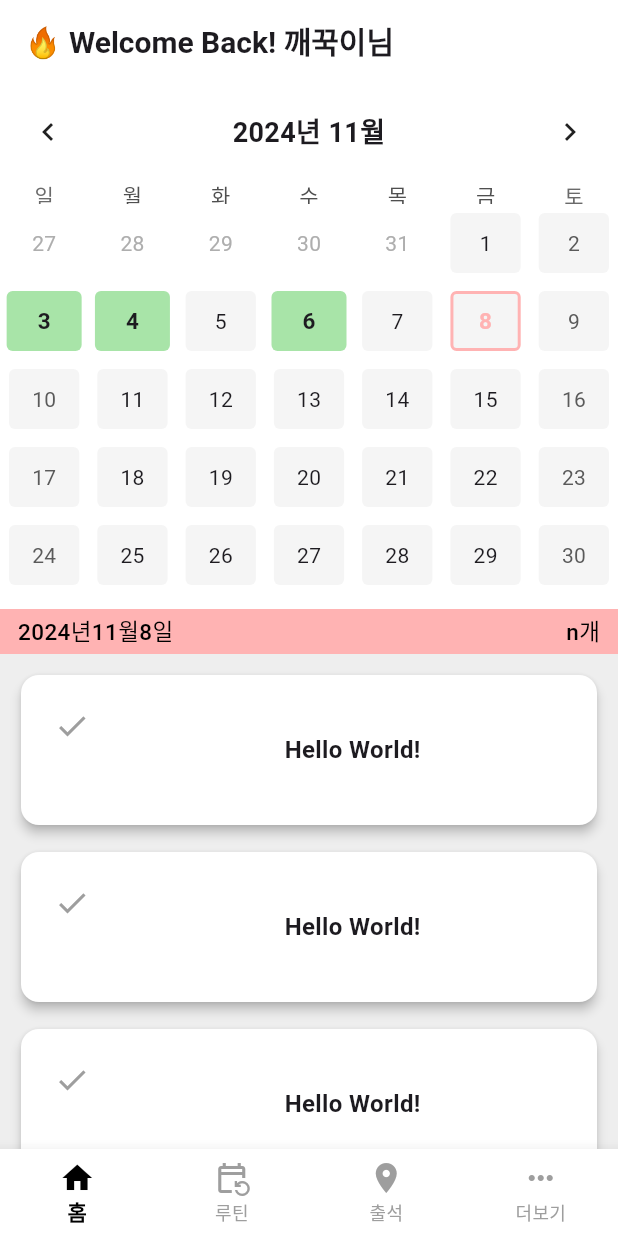
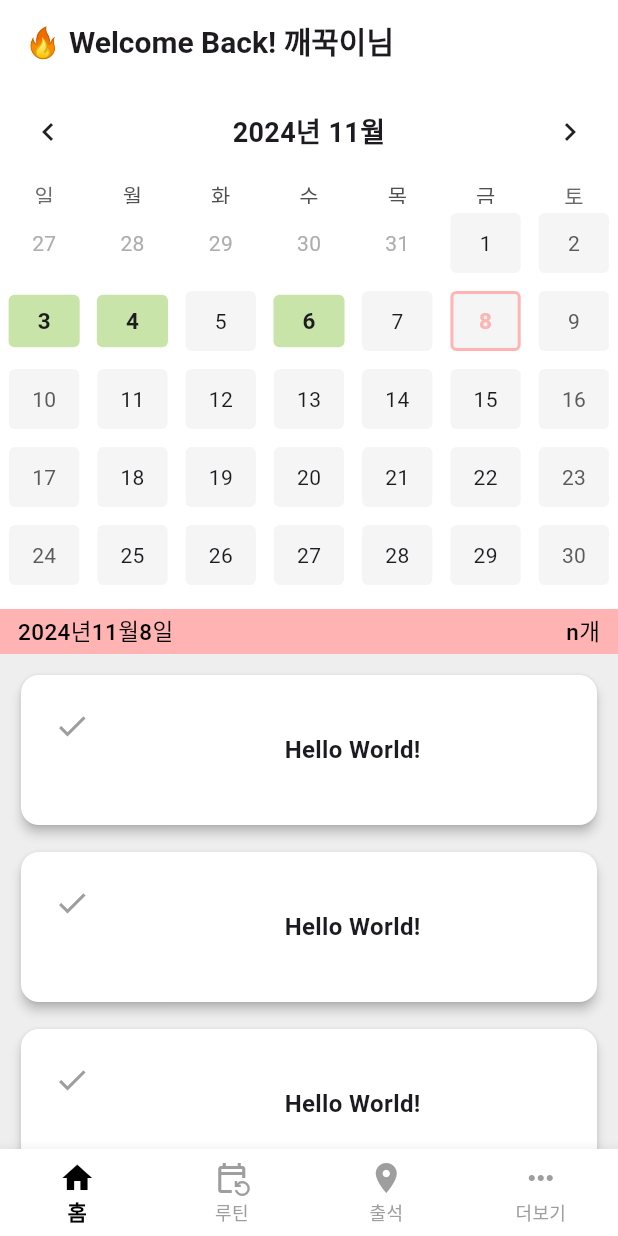
Before and after one commit to pre-per/healthudy, a Flutter app: the screen it shows after launch, on a phone screen of 412 x 824 dp. Run offline on Flutter 3.47's test engine with Material 3 defaults, Android fonts, the phone set to English and light mode, and no system bars; drawn by our look-alikes of table_calendar; our stand-ins replace geolocator; missing offline and left inert: flutter_naver_map.

Commit message:
before firestore

```diff
--- a/lib/component/main_calendar.dart
+++ b/lib/component/main_calendar.dart
@@ -77,8 +77,8 @@ class CalendarWidget extends StatelessWidget {
                 .any((d) => attendanceProvider.isSameDay(d, day))) {
               return Center(
                 child: Container(
-                  width: 50.0,
-                  height: 40.0,
+                  width: MediaQuery.of(context).size.width * 0.115,
+                  height: MediaQuery.of(context).size.height * 0.0425,
                   decoration: BoxDecoration(
                     borderRadius: BorderRadius.circular(4.0),
                     color: PASTEL_GREEN_COLOR,
--- a/lib/const/colors.dart
+++ b/lib/const/colors.dart
@@ -2,7 +2,7 @@ import 'package:flutter/material.dart';
 
 const PRIMARY_COLOR = Color(0xFFFFB3B3);
 const PRIMARY_COLOR_DENSE = Color(0xFFFF8A8A);
-const PASTEL_GREEN_COLOR = Color(0xFFA8E4A8);
+const PASTEL_GREEN_COLOR = Color(0xFFC8E4A8);
 final MAIN_WHITE_COLOR = Colors.white;
 final MAIN_GREY_COLOR = Colors.grey[200]!;
 final LIGHT_GREY_COLOR = Colors.grey[100]!;
```
